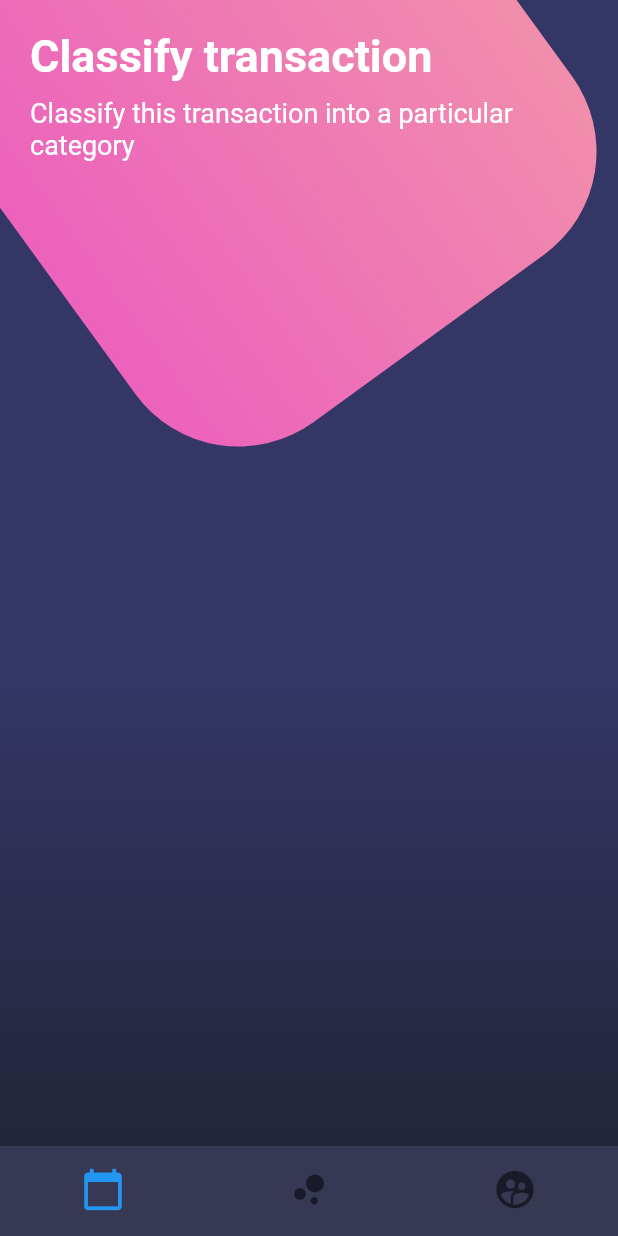
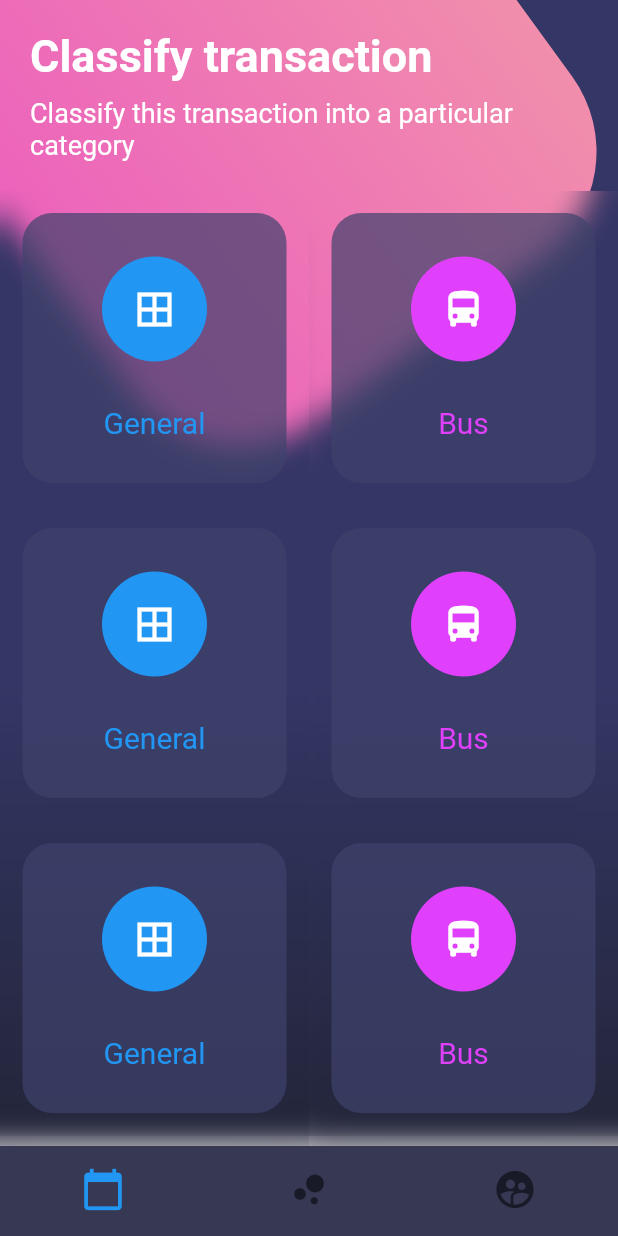
Before and after one commit to AlanCasasArevalo/Design_App_Flutter, a Flutter app: the screen it shows after launch, on a phone screen of 412 x 824 dp. Run offline on Flutter 3.47's test engine with Material 2 defaults, Android fonts, the phone set to English and light mode, and no system bars.

Commit message:
[FEATURE][GRID SCREEN] * Grid was finished

```diff
--- a/lib/main.dart
+++ b/lib/main.dart
@@ -14,7 +14,7 @@ class MyApp extends StatelessWidget {
   Widget build(BuildContext context) {
 
     SystemChrome.setSystemUIOverlayStyle( SystemUiOverlayStyle.light.copyWith(
-      statusBarColor: Colors.white
+      statusBarColor: Colors.transparent
     ));
 
     return MaterialApp(
--- a/lib/src/pages/complex_buttons.dart
+++ b/lib/src/pages/complex_buttons.dart
@@ -1,4 +1,5 @@
 import 'dart:math';
+import 'dart:ui';
 
 import 'package:flutter/material.dart';
 
@@ -13,6 +14,7 @@ class ComplexButtons extends StatelessWidget {
             child: Column(
               children: [
                 _headerTitle(),
+                _roundedButtons()
               ],
             ),
           )
@@ -108,4 +110,70 @@ class ComplexButtons extends StatelessWidget {
     );
   }
 
+  Widget _roundedButtons() {
+    return Table(
+      children: [
+        TableRow(
+          children: [
+            _roundedButtonBuilder(Colors.blue, Icons.border_all, 'General'),
+            _roundedButtonBuilder(Colors.purpleAccent, Icons.directions_bus, 'Bus'),
+          ]
+        ),
+        TableRow(
+          children: [
+            _roundedButtonBuilder(Colors.blue, Icons.border_all, 'General'),
+            _roundedButtonBuilder(Colors.purpleAccent, Icons.directions_bus, 'Bus'),
+          ]
+        ),
+        TableRow(
+          children: [
+            _roundedButtonBuilder(Colors.blue, Icons.border_all, 'General'),
+            _roundedButtonBuilder(Colors.purpleAccent, Icons.directions_bus, 'Bus'),
+          ]
+        ),
+        TableRow(
+          children: [
+            _roundedButtonBuilder(Colors.blue, Icons.border_all, 'General'),
+            _roundedButtonBuilder(Colors.purpleAccent, Icons.directions_bus, 'Bus'),
+          ]
+        ),
+        TableRow(
+          children: [
+            _roundedButtonBuilder(Colors.blue, Icons.border_all, 'General'),
+            _roundedButtonBuilder(Colors.purpleAccent, Icons.directions_bus, 'Bus'),
+          ]
+        ),
+      ],
+    );
+  }
+
+  Widget _roundedButtonBuilder(Color color, IconData icon, String text) {
+    return ClipRect(
+      child: BackdropFilter(
+        filter: ImageFilter.blur(
+          sigmaX: 10,
+          sigmaY: 10
+        ),
+        child: Container(
+          height: 180,
+          margin: EdgeInsets.all(15),
+          decoration: BoxDecoration(
+            color: Color.fromRGBO(62, 66, 107, 0.7),
+            borderRadius: BorderRadius.circular(20)
+          ),
+          child: Column(
+            mainAxisAlignment: MainAxisAlignment.spaceEvenly,
+            children: [
+              CircleAvatar(
+                backgroundColor: color,
+                radius: 35,
+                child: Icon(icon, color: Colors.white, size: 30,),
+              ),
+              Text(text, style: TextStyle(color: color, fontSize: 20),)
+            ],
+          ),
+        ),
+      ),
+    );
+  }
 }
```
